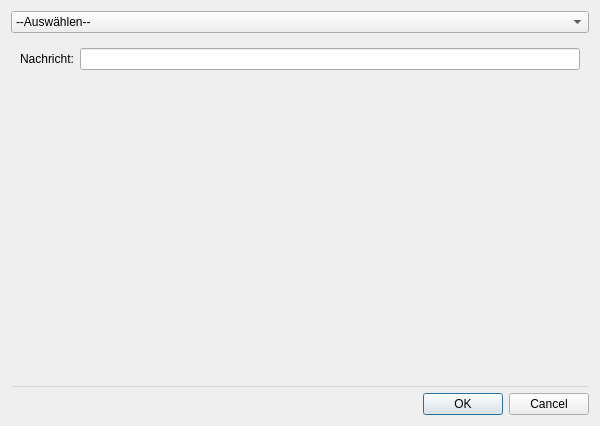
Above: aktionselektdialog.ui from M4RKUS28/RaspPiSensorAktioner before the change. Below: the same form after it.
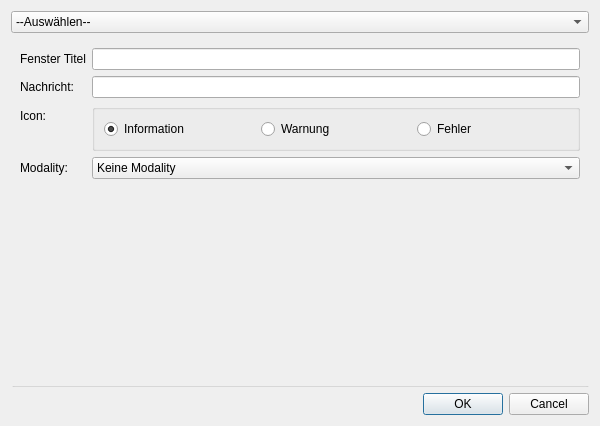
That is the form after the change. The open tabs and pages were chosen to show the change.

Patch:
```diff
--- a/aktionselektdialog.ui
+++ b/aktionselektdialog.ui
@@ -148,16 +148,92 @@
      </widget>
      <widget class="QWidget" name="page_2_show_msg">
       <layout class="QFormLayout" name="formLayout_3">
-       <item row="0" column="0">
+       <item row="1" column="0">
         <widget class="QLabel" name="label">
          <property name="text">
           <string>Nachricht:</string>
          </property>
         </widget>
        </item>
-       <item row="0" column="1">
+       <item row="1" column="1">
         <widget class="QLineEdit" name="lineEdit_sendMessage_messag"/>
        </item>
+       <item row="0" column="0">
+        <widget class="QLabel" name="label_fenstertitel">
+         <property name="text">
+          <string>Fenster Titel</string>
+         </property>
+        </widget>
+       </item>
+       <item row="0" column="1">
+        <widget class="QLineEdit" name="lineEdit_fenstertitel"/>
+       </item>
+       <item row="2" column="1">
+        <widget class="QGroupBox" name="groupBox_3">
+         <property name="title">
+          <string/>
+         </property>
+         <layout class="QGridLayout" name="gridLayout_5">
+          <item row="0" column="0">
+           <widget class="QRadioButton" name="radioButton_info">
+            <property name="text">
+             <string>Information</string>
+            </property>
+            <property name="checked">
+             <bool>true</bool>
+            </property>
+           </widget>
+          </item>
+          <item row="0" column="1">
+           <widget class="QRadioButton" name="radioButton_warn">
+            <property name="text">
+             <string>Warnung</string>
+            </property>
+           </widget>
+          </item>
+          <item row="0" column="2">
+           <widget class="QRadioButton" name="radioButton_error">
+            <property name="text">
+             <string>Fehler</string>
+            </property>
+           </widget>
+          </item>
+         </layout>
+        </widget>
+       </item>
+       <item row="2" column="0">
+        <widget class="QLabel" name="label_10">
+         <property name="text">
+          <string>Icon:</string>
+         </property>
+        </widget>
+       </item>
+       <item row="3" column="0">
+        <widget class="QLabel" name="label_13">
+         <property name="text">
+          <string>Modality:</string>
+         </property>
+        </widget>
+       </item>
+       <item row="3" column="1">
+        <widget class="QComboBox" name="comboBox">
+         <item>
+          <property name="text">
+           <string>Keine Modality</string>
+          </property>
+         </item>
+         <item>
+          <property name="text">
+           <string>Fenster Modality</string>
+          </property>
+         </item>
+         <item>
+          <property name="text">
+           <string>Programm Modality</string>
+          </property>
+         </item>
+        </widget>
+       </item>
       </layout>
      </widget>
      <widget class="QWidget" name="page_3_run_command">
```
Left out of the diff: 65 changed lines with no effect on the pictures.
